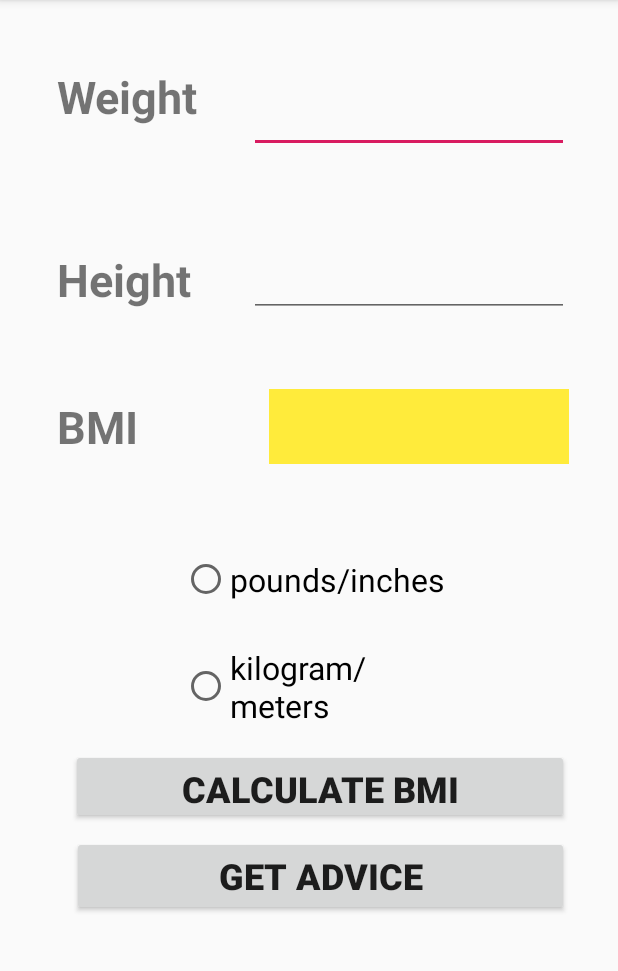
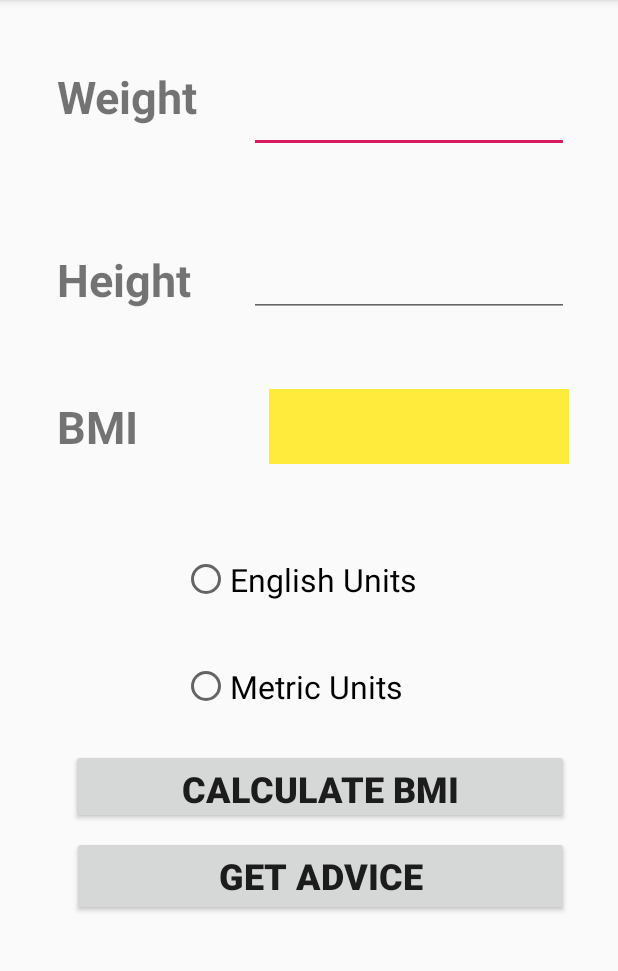
Before and after one commit to Shivam1615/BMI-Calculator, an Android app: the screen it shows after launch (MainActivity), on a phone screen of 412 x 824 dp, the part 84-1055 px from its top. Run offline under Robolectric (Android 15) with nearby library versions, the phone set to English and light mode, and no system bars.

Commit message:
Final Commit

```diff
--- a/app/src/main/res/values/strings.xml
+++ b/app/src/main/res/values/strings.xml
@@ -1,15 +1,13 @@
 <resources>
         <string name="app_name">Program_5</string>
-    <string name="pound_inch">pound/inch</string>
-    <string name="kilogram_meter">kilogram/meter</string>
         <string name="calculate_bmi">Calculate BMI</string>
         <string name="bmi">BMI</string>
         <string name="height">Height</string>
         <string name="enter_weight_in_inches">Enter weight in inches</string>
         <string name="enter_height_in_inches">Enter height in inches</string>
         <string name="enter_weight_in_pounds">enter_weight_in_pounds</string>
-    <string name="english_units">pounds/inches</string>
-    <string name="metric_units">kilogram/meters</string>
+        <string name="english_units">English Units</string>
+        <string name="metric_units">Metric Units</string>
         <string name="lbs">Enter weight in pounds</string>
         <string name="get_advice">GET ADVICE</string>
         <string name="BMI">CALCULATE BMI</string>
```
Lines whose indentation alone changed are shown as unchanged.
